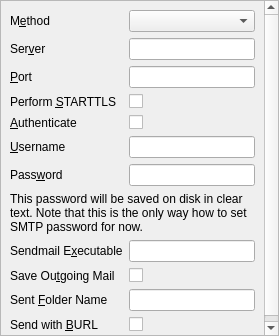
First picture: the form in src/Gui/SettingsOutgoingPage.ui, repository jktjkt/trojita, before the edit.
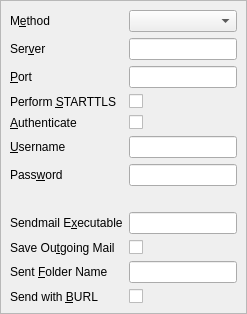
Second picture: the form after the edit. Custom widgets are drawn as their Qt base class.

Commit message:
Configure password plugins from the settings dialog
Bugs added by jkt.

What changed in the file:
```diff
--- a/src/Gui/SettingsOutgoingPage.ui
+++ b/src/Gui/SettingsOutgoingPage.ui
@@ -78,9 +78,6 @@
     </item>
     <item row="7" column="0" colspan="2">
      <widget class="QLabel" name="passwordWarning">
-      <property name="text">
-       <string>This password will be saved on disk in clear text. Note that this is the only way how to set SMTP password for now.</string>
-      </property>
       <property name="wordWrap">
        <bool>true</bool>
       </property>
```
The commit also changes 3 other files.
